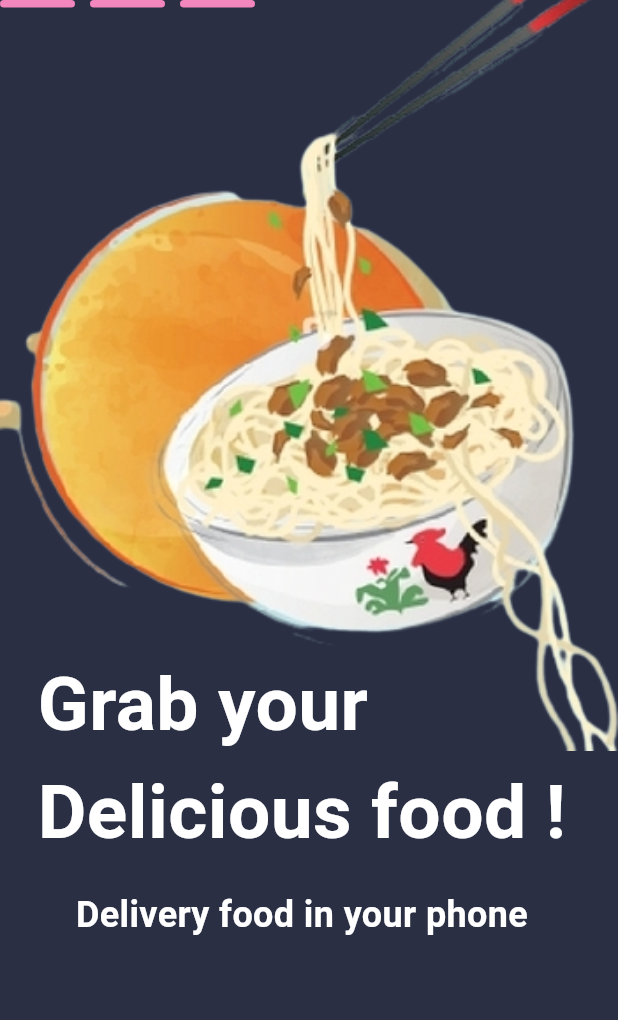
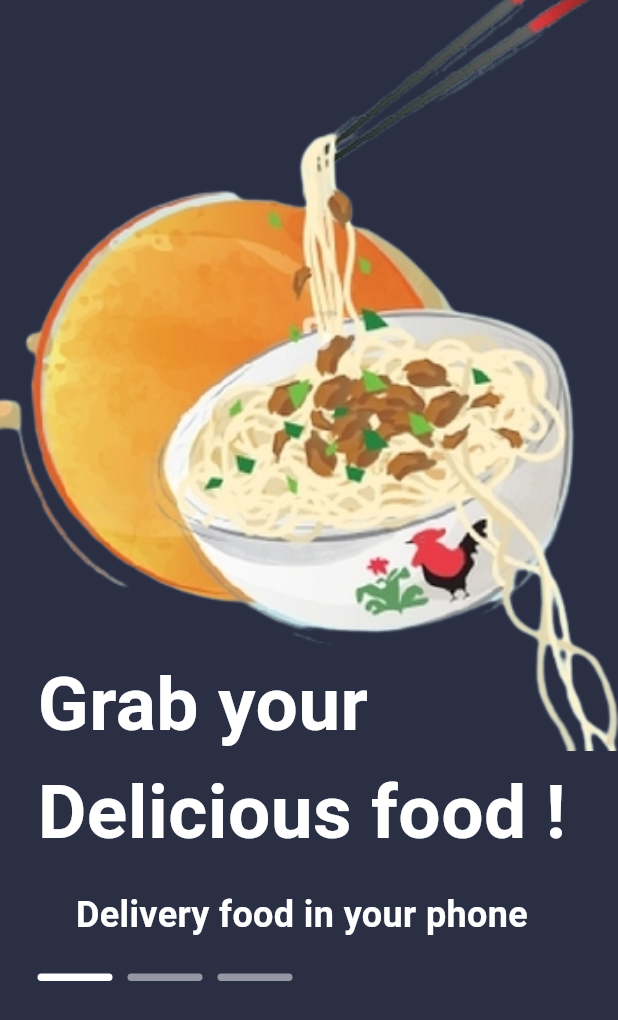
Before and after one commit to ariba1039/flutter_food_delivery_app, a Flutter app: the screen it shows after launch, on a phone screen of 412 x 824 dp. Shown: the top 1020 px of the screen. Run offline on Flutter 3.47's test engine with Material 3 defaults, Android fonts, the phone set to English and light mode, and no system bars.

Commit message:
onboard class under process

```diff
--- a/lib/view/onboard_screen.dart
+++ b/lib/view/onboard_screen.dart
@@ -10,6 +10,7 @@ class OnboardScreen extends StatefulWidget {
 }
 
 class _OnboardScreenState extends State<OnboardScreen> {
+  int currentIndex = 0;
   @override
   Widget build(BuildContext context) {
     return Scaffold(
@@ -69,6 +70,7 @@ class _OnboardScreenState extends State<OnboardScreen> {
                 );
               }),
           Positioned(
+            bottom: 170, left: 25,
               child: Row(
             children: [
               ...List.generate(
@@ -79,12 +81,13 @@ class _OnboardScreenState extends State<OnboardScreen> {
                   ),
                   height: 5,
                   width: 50,
-                  margin: EdgeInsets.only(
+                  margin: const EdgeInsets.only(
                     right: 10,
                   ),
                   decoration: BoxDecoration(
-                    color: kpink,
-                    borderRadius: BorderRadius.circular(10),
+                    color: currentIndex == index ? Colors.white : Colors.white.withOpacity(0.5),
+
+                    borderRadius: BorderRadius.circular(15),
                   ),
                 ),
               ),
```
